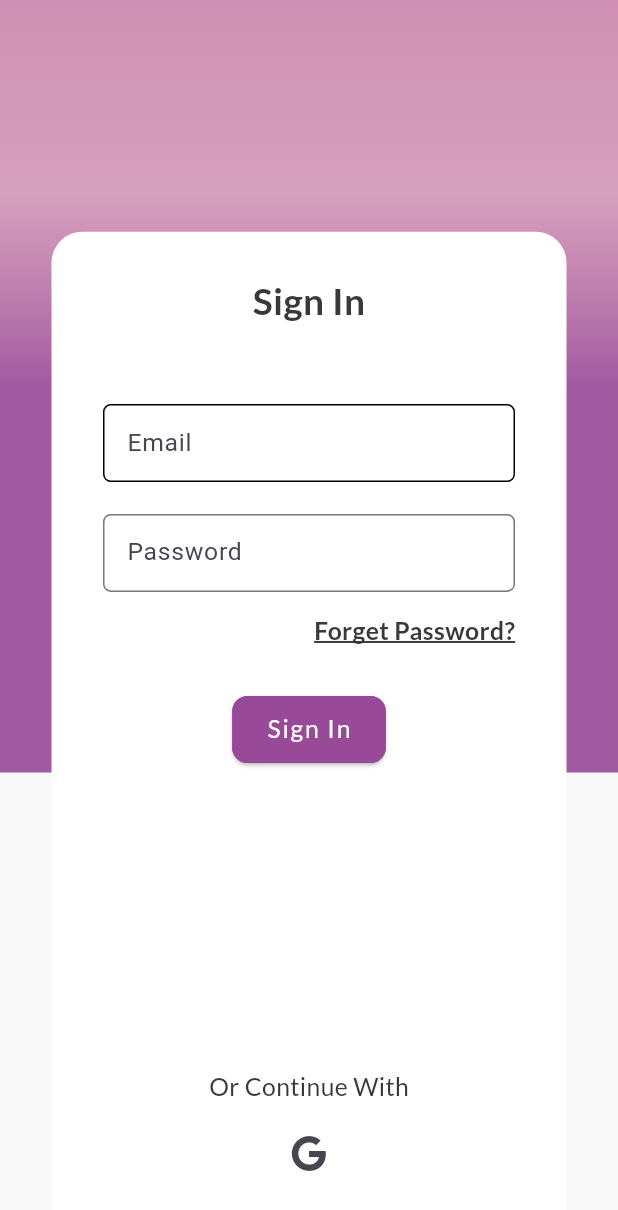
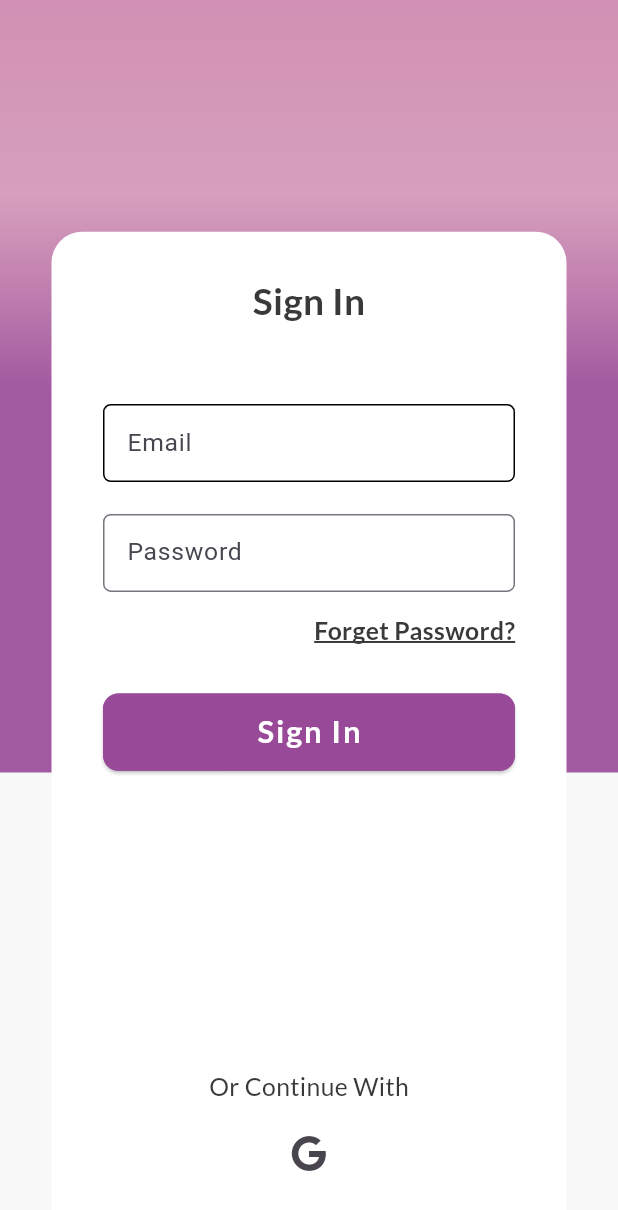
Before and after one commit to RuchikaFlutter/eshop, a Flutter app: the screen it shows after launch, on a phone screen of 412 x 824 dp. Shown: the top 1210 px of the screen. Run offline on Flutter 3.47's test engine with Material 3 defaults, Android fonts, the phone set to English and light mode, and no system bars; our stand-ins replace flutter_screenutil, font_awesome_flutter, google_fonts.

Commit message:
Day 2 Working on Login Screen

```diff
--- a/lib/modules/Login Module/login_page.dart
+++ b/lib/modules/Login Module/login_page.dart
@@ -109,11 +109,17 @@ class LoginPage extends StatelessWidget {
           VerticalGap(
             gap: 30.h,
           ),
-          CustomElevatedButton(
-            onTab: () {},
-            borderRadius: 10,
-            text: AppString.signIn,
-            textColor: AppColor.colorWhite,
+          SizedBox(
+            width: double.infinity,
+            height: 50.h,
+            child: CustomElevatedButton(
+              onTab: () {},
+              borderRadius: 10,
+              fontSize: 20,
+              fontWeight: FontWeight.w600,
+              text: AppString.signIn,
+              textColor: AppColor.colorWhite,
+            ),
           ),
           const Spacer(),
           socialLogin(),
```
